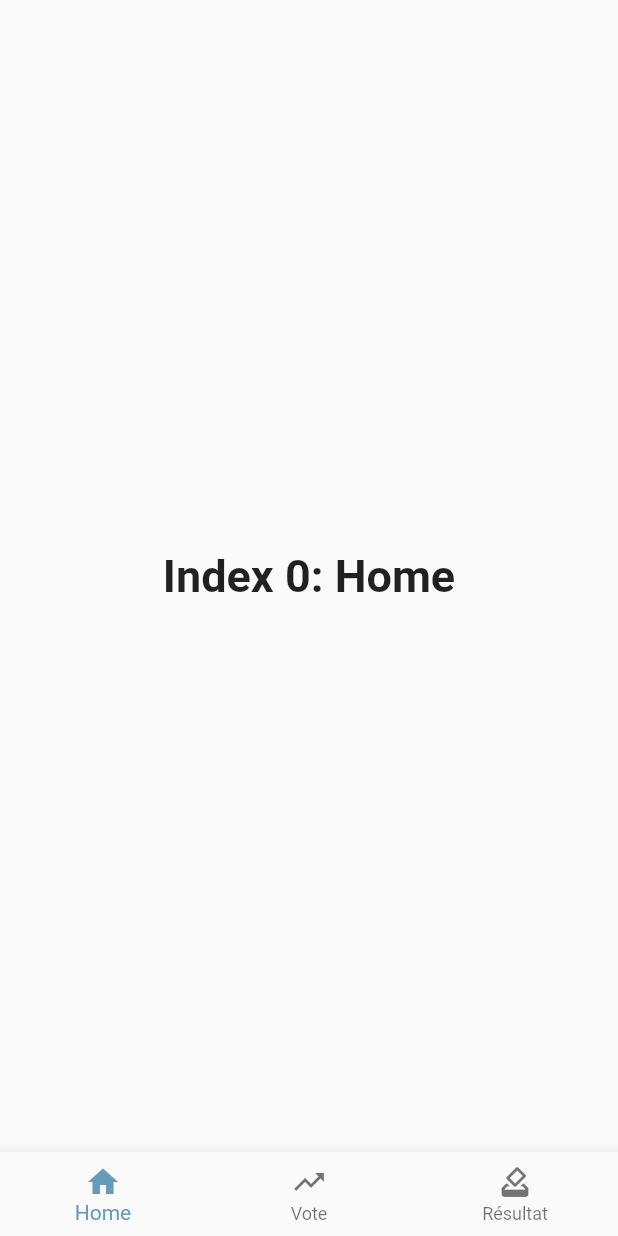
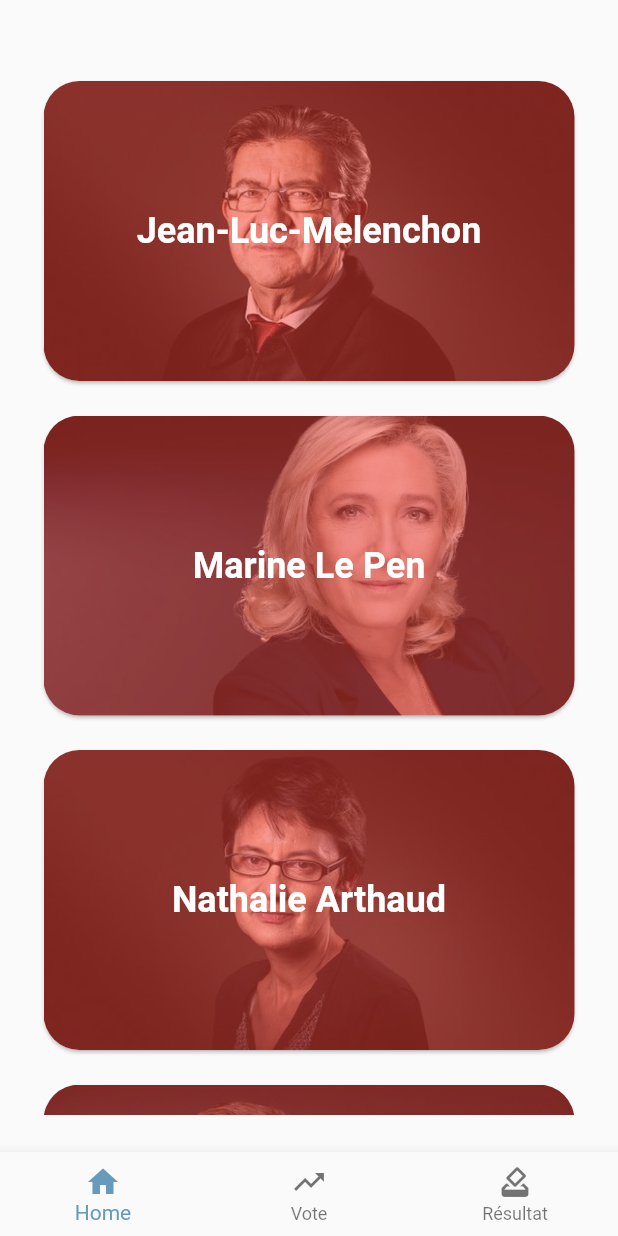
Before and after one commit to Nokimalos/HackatonStarton, a Flutter app: the MyHomePage screen opened by its route, on a phone screen of 412 x 824 dp. Run offline on Flutter 3.47's test engine with Material 2 defaults, Android fonts, the light colour scheme and no system bars; our stand-ins replace lottie.

Commit message:
[ADD] implementation off cards in main page

```diff
--- a/vote_gouv/lib/pages/home_page.dart
+++ b/vote_gouv/lib/pages/home_page.dart
@@ -1,6 +1,8 @@
 import 'package:flutter/material.dart';
 import 'package:vote_gouv/constants/colors.dart';
 import 'package:vote_gouv/widget/bottom_nav_bar.dart';
+
+import '../widget/card_info.dart';
 
 class MyHomePage extends StatefulWidget {
   const MyHomePage({Key? key}) : super(key: key);
@@ -9,22 +11,11 @@ class MyHomePage extends StatefulWidget {
   State<MyHomePage> createState() => _MyHomePageState();
 }
 
+
+
 class _MyHomePageState extends State<MyHomePage> {
-  static const TextStyle optionStyle =
-      TextStyle(fontSize: 30, fontWeight: FontWeight.bold);
-  static const List<Widget> _widgetOptions = <Widget>[
-    Text(
-      'Index 0: Home',
-      style: optionStyle,
-    ),
-    Text(
-      'Index 1: Vote',
-      style: optionStyle,
-    ),
-    Text(
-      'Index 2: Résultat',
-      style: optionStyle,
-    ),
+  static final List<Widget> _widgetOptions = <Widget>[
+
   ];
 
   int _selectedIndex = 0;
@@ -42,9 +33,40 @@ class _MyHomePageState extends State<MyHomePage> {
         onTap: _onItemTapped,
         selectedIndex: _selectedIndex,
       ),
-      body: Center(
-        child: _widgetOptions.elementAt(_selectedIndex),
-      ),
+      body: Container(
+         padding: const EdgeInsets.all(25.0),
+         child: SingleChildScrollView(
+             scrollDirection: Axis.vertical,
+             child: Column(
+               children: [
+                const SizedBox(height: 25),
+                MyCard(imagelink: const AssetImage("assets/images/Jean-Luc-Melenchon.jpg"),name: 'Jean-Luc-Melenchon', color: Colors.red.withOpacity(0.5),),
+                const SizedBox(height: 15),
+                MyCard(imagelink: const AssetImage("assets/images/marine.jpg"),name: 'Marine Le Pen', color: Colors.red.withOpacity(0.5)),
+                const SizedBox(height: 15),
+                MyCard(imagelink: const AssetImage("assets/images/Nathalie-Arthaud.jpg"),name: 'Nathalie Arthaud', color: Colors.red.withOpacity(0.5)),
+                const SizedBox(height: 15),
+                MyCard(imagelink: const AssetImage("assets/images/nicolas.jpg"),name: 'Nicolas Dupont-Aignan', color: Colors.red.withOpacity(0.5)),
+                const SizedBox(height: 15),
+                MyCard(imagelink: const AssetImage("assets/images/hidalgo.jpg"),name: 'Anne Hidalgo', color: Colors.red.withOpacity(0.5)),
+                const SizedBox(height: 15),
+                MyCard(imagelink: const AssetImage("assets/images/jadot.jpg"),name: 'Yannick Jadot', color: Colors.red.withOpacity(0.5)),
+                const SizedBox(height: 15),
+                MyCard(imagelink: const AssetImage("assets/images/lasalle.jpg"),name: 'Jean Lassalle', color: Colors.red.withOpacity(0.5)),
+                const SizedBox(height: 15),
+                MyCard(imagelink: const AssetImage("assets/images/macron.jpg"),name: 'Emmanuel Macron', color: Colors.red.withOpacity(0.5)),
+                const SizedBox(height: 15),
+                MyCard(imagelink: const AssetImage("assets/images/pecresse.jpg"),name: 'Valérie Pécresse', color: Colors.red.withOpacity(0.5)),
+                const SizedBox(height: 15),
+                MyCard(imagelink: const AssetImage("assets/images/poutou.jpg"),name: 'Philippe Poutou', color: Colors.red.withOpacity(0.5)),
+                const SizedBox(height: 15),
+                MyCard(imagelink: const AssetImage("assets/images/roussel.jpg"),name: 'Fabien Roussel', color: Colors.red.withOpacity(0.5)),
+                const SizedBox(height: 15),
+                MyCard(imagelink: const AssetImage("assets/images/zemour.jpg"),name: 'Éric Zemmour', color: Colors.red.withOpacity(0.5)),
+              ],
+            )
+          ),
+       ),
     );
   }
 }
```
